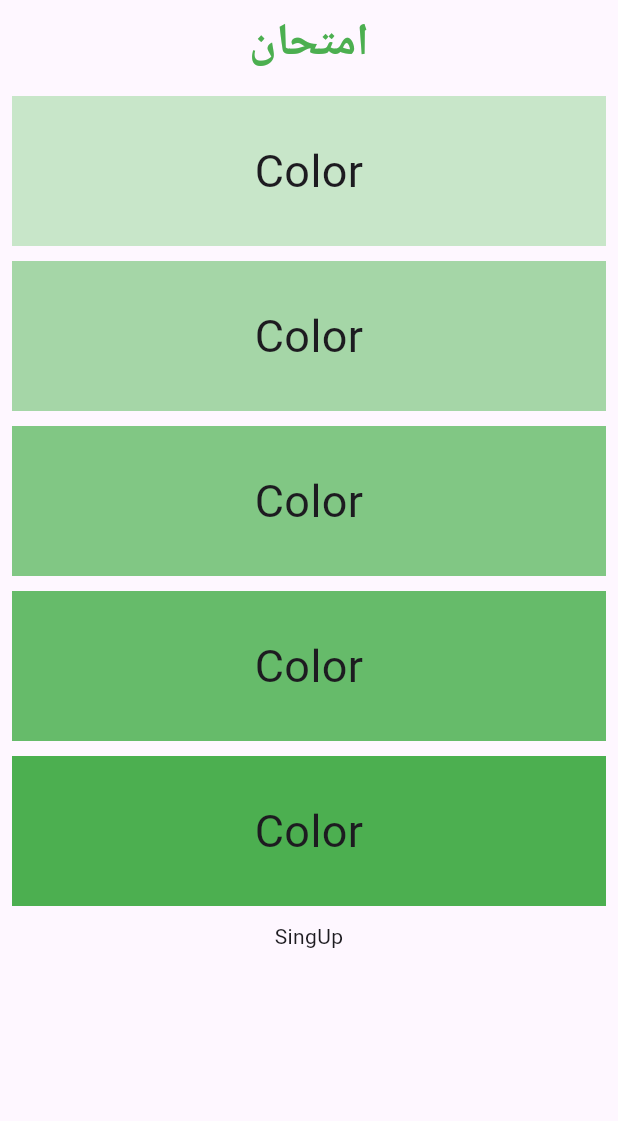
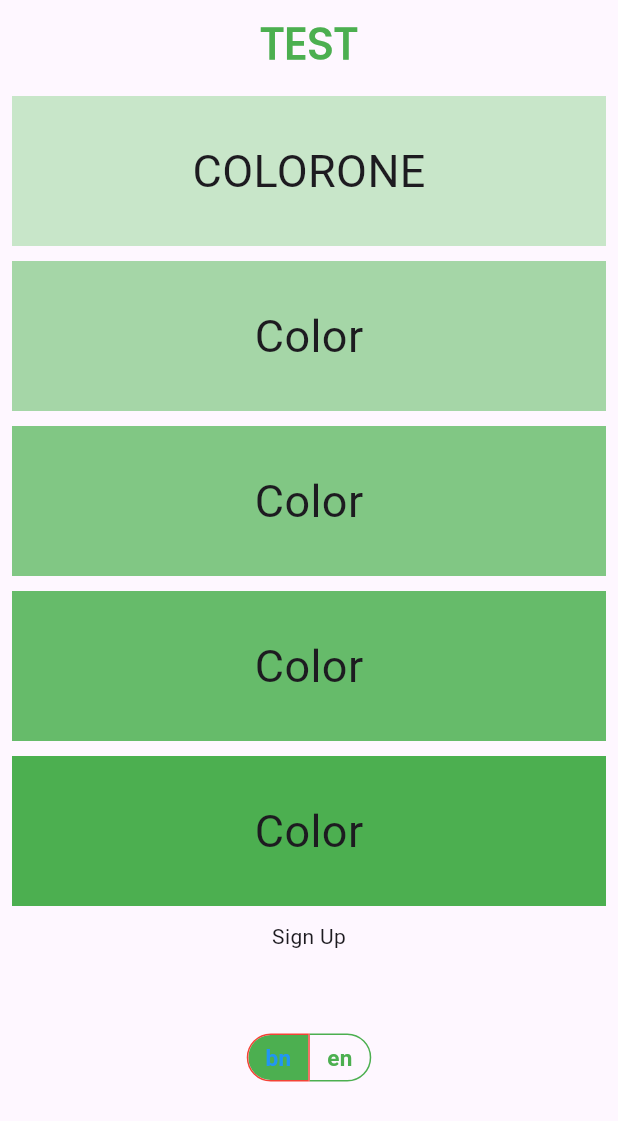
Before and after one commit to RubelJSE/flutter_Project, a Flutter app: the screen it shows after launch, on a phone screen of 412 x 824 dp. Shown: the top 1121 px of the screen. Run offline on Flutter 3.47's test engine with Material 3 defaults, Android fonts, the phone set to English and light mode, and no system bars; our stand-ins replace hive; accounts and stored records are empty; generated files the repository leaves out were written again.

Commit message:
Change Language Using button

```diff
--- a/lib/constants/screenColor.dart
+++ b/lib/constants/screenColor.dart
@@ -1,10 +1,11 @@
 import 'package:flutter/material.dart';
-import 'package:my_flutter_app/constants/button_class.dart';
+import 'package:flutter_gen/gen_l10n/app_localizations.dart';
+import 'package:hive/hive.dart';
 import 'package:my_flutter_app/constants/text_style.dart';
-import 'package:flutter_gen/gen_l10n/app_localizations.dart';
 
+import '../main.dart';
+import 'button_class.dart';
 import 'colorTwo.dart';
-
 class ScreenColor extends StatefulWidget {
   const ScreenColor({super.key});
 
@@ -13,11 +14,13 @@ class ScreenColor extends StatefulWidget {
 }
 
 class _ScreenColorState extends State<ScreenColor> {
+  List<bool> isSelected = [true, false];
+
   @override
   Widget build(BuildContext context) {
     return Scaffold(
       appBar: AppBar(
-          title: Text(AppLocalizations.of(context)?.test??'', style: headingStyle),
+        title: Text(AppLocalizations.of(context)?.test ?? '', style: headingStyle),
         centerTitle: true,
       ),
       body: SingleChildScrollView(
@@ -25,88 +28,92 @@ class _ScreenColorState extends State<ScreenColor> {
           padding: const EdgeInsets.all(8.0),
           child: Column(
             children: [
-                Container(
-                  child: Center(
-                      child: Text(
-                    'Color',
-                    style: TextStyle(fontSize: 30),
-                  )),
-                  height: 100,
-                  width: 400,
-                  color: colorOne,
-                ),
-                SizedBox(
-                  height: 10,
-                ),
-                Container(
-                  child: Center(
-                      child: Text(
-                    'Color',
-                    style: TextStyle(fontSize: 30),
-                  )),
-                  height: 100,
-                  width: 400,
-                  color: colorTwo,
-                ),
-                SizedBox(
-                  height: 10,
-                ),
-                Container(
-                  child: Center(
-                      child: Text(
-                    'Color',
-                    style: TextStyle(fontSize: 30),
-                  )),
-                  height: 100,
-                  width: 400,
-                  color: colorThree,
-                ),
-                SizedBox(
-                  height: 10,
-                ),
-                Container(
-                  child: Center(
-                      child: Text(
-                    'Color',
-                    style: TextStyle(fontSize: 30),
-                  )),
-                  height: 100,
-                  width: 400,
-                  color: colorFour,
-                ),
-                SizedBox(
-                  height: 10,
-                ),
-                Container(
-                  child: Center(
-                      child: Text(
-                    'Color',
-                    style: TextStyle(fontSize: 30),
-                  )),
-                  height: 100,
-                  width: 400,
-                  color: colorFive,
-                ),
-                SizedBox(
-                  height: 10,
-                ),
-                /*Container(
-
-                  child: Center(
-                      child: ButtonClass(title: "Sing Up", onPress: (){
-
-                      },
-                        userName: "Rubel Hossain",
-                      )
-                  ),
-                  height: 50,
-                  width: 400,
-                  color: colorSix,
-                ),*/
-                ButtonClass(title: "SingUp", onPress: (){})
+              _buildColorContainer(context, AppLocalizations.of(context)?.colorOne ?? '', colorOne),
+              const SizedBox(height: 10),
+              _buildColorContainer(context, 'Color', colorTwo),
+              const SizedBox(height: 10),
+              _buildColorContainer(context, 'Color', colorThree),
+              const SizedBox(height: 10),
+              _buildColorContainer(context, 'Color', colorFour),
+              const SizedBox(height: 10),
+              _buildColorContainer(context, 'Color', colorFive),
+              const SizedBox(height: 10),
+              ButtonClass(title: "Sign Up", onPress: () {}),
+              const SizedBox(height: 10),
+              _languageChange(),
             ],
           ),
         ),
-        ));
+      ),
+    );
   }
+
+  Widget _buildColorContainer(BuildContext context, String text, Color color) {
+    return Container(
+      height: 100,
+      width: 400,
+      color: color,
+      child: Center(
+        child: Text(text, style: const TextStyle(fontSize: 30)),
+      ),
+    );
   }
+
+  Widget _languageChange() {
+    return ToggleButtons(
+      focusColor: Colors.deepOrange,
+      color: Colors.green,
+      highlightColor: Colors.blue,
+      borderColor: Colors.green,
+      fillColor: Colors.green,
+      borderWidth: 1,
+      selectedBorderColor: Colors.red,
+      selectedColor: Colors.blue,
+      borderRadius: BorderRadius.circular(50),
+      constraints: const BoxConstraints(
+        minHeight: 30,
+        maxHeight: 50,
+        minWidth: 40,
+      ),
+      onPressed: (int index) {
+        // Toggle the language between Bengali and English
+        String currentLang = Hive.box('langBox').get('langCode');
+        String newLang = currentLang == 'en' ? 'bn' : 'en';
+
+        // Update the language code in the Hive box
+        Hive.box('langBox').put('langCode', newLang);
+
+        // Print debug information
+        debugPrint('Selected language: $newLang');
+
+        // Change the locale using Application.of(context).setLocale
+        Application.of(context).setLocale(Locale(newLang));
+
+        // Update the selected state of the buttons
+        setState(() {
+          for (int i = 0; i < isSelected.length; i++) {
+            isSelected[i] = (newLang == 'bn' && i == 0) || (newLang == 'en' && i == 1);
+          }
+        });
+      },
+      isSelected: isSelected,
+      children: const <Widget>[
+        Padding(
+          padding: EdgeInsets.symmetric(horizontal: 2, vertical: 0),
+          child: Text(
+            'bn',
+            style: TextStyle(fontSize: 15, fontWeight: FontWeight.bold),
+          ),
+        ),
+        Padding(
+          padding: EdgeInsets.symmetric(horizontal: 2, vertical: 0),
+          child: Text(
+            'en',
+            style: TextStyle(fontSize: 15, fontWeight: FontWeight.bold),
+          ),
+        ),
+      ],
+    );
+  }
+
+}
--- a/lib/l10n/app_ar.arb
+++ /dev/null
@@ -1,4 +0,0 @@
-{
-"test":"امتحان"
-
-}
--- a/lib/l10n/app_bn.arb
+++ b/lib/l10n/app_bn.arb
@@ -1,3 +1,4 @@
 {
-"test":"পরীক্ষা"
+"test":"পরীক্ষা",
+"colorOne":"কালার ওয়ান"
 }
--- a/lib/l10n/app_en.arb
+++ b/lib/l10n/app_en.arb
@@ -2,5 +2,9 @@
 "@test":{
 "test":"TEST"
 },
-"test":"TST"
+"test":"TEST",
+"@colorOne":{
+"colorOne":"COLORONE"
+},
+"colorOne":"COLORONE"
 }
--- /dev/null
+++ b/lib/l10n/app_ko.arb
@@ -0,0 +1,4 @@
+{
+"test":"시험",
+"colorOne":"색상 하나"
+}
--- a/lib/main.dart
+++ b/lib/main.dart
@@ -1,46 +1,82 @@
+import 'dart:ui';
 import 'package:flutter/material.dart';
+import 'package:flutter_gen/gen_l10n/app_localizations.dart';
+import 'package:hive/hive.dart';
+import 'package:my_flutter_app/constants/button_class.dart';
 import 'package:my_flutter_app/constants/screenColor.dart';
-import 'package:my_flutter_app/myfirstapp.dart';
-import 'package:my_flutter_app/screen/home_page.dart';
-import 'package:my_flutter_app/screen/home_pagetwo.dart';
-import 'package:flutter_gen/gen_l10n/app_localizations.dart';
+import 'package:my_flutter_app/constants/text_style.dart';
+import 'package:path_provider/path_provider.dart' as pathProvider;
 import 'package:flutter_localizations/flutter_localizations.dart';
 
-void main() {
-  runApp(const MyApp());
+void main() async {
+  WidgetsFlutterBinding.ensureInitialized();
+  var appDocumentDirectory = await pathProvider.getApplicationDocumentsDirectory();
+  Hive.init(appDocumentDirectory.path);
+  if (!Hive.isBoxOpen('langBox')) {
+    await Hive.openBox('langBox');
+  }
+
+  runApp(const Application());
 }
 
-class MyApp extends StatelessWidget {
-  const MyApp({super.key});
+class Application extends StatefulWidget {
+  const Application({super.key});
 
+  @override
+  State<Application> createState() => _ApplicationState();
+
+  // Add this method to access the _ApplicationState
+  static _ApplicationState of(BuildContext context) {
+    return context.findAncestorStateOfType<_ApplicationState>()!;
+  }
+}
+
+class _ApplicationState extends State<Application> {
+  Locale _locale = const Locale('bn');
+
+  @override
+  void initState() {
+    super.initState();
+    initLangLocale();
+  }
+
+  Future<void> initLangLocale() async {
+    if (!Hive.isBoxOpen('langBox')) {
+      await Hive.openBox('langBox');
+    }
+    setState(() {
+      _locale = Locale(Hive.box('langBox').get('langCode', defaultValue: 'en'));
+    });
+  }
+
+  void setLocale(Locale locale) {
+    setState(() {
+      _locale = locale;
+    });
+  }
 
   @override
   Widget build(BuildContext context) {
-    Locale _local = Locale('ar');
-
-
     return MaterialApp(
       debugShowCheckedModeBanner: false,
       title: 'Flutter Demo',
-      locale: _local,
-      localizationsDelegates: const[
+      locale: _locale,
+      localizationsDelegates: const [
         AppLocalizations.delegate,
         GlobalMaterialLocalizations.delegate,
         GlobalWidgetsLocalizations.delegate,
         GlobalCupertinoLocalizations.delegate,
-
       ],
       supportedLocales: const [
         Locale('bn'),
         Locale('en'),
-        Locale('ar')
+        Locale('ko'),
       ],
       theme: ThemeData(
-
         colorScheme: ColorScheme.fromSeed(seedColor: Colors.deepPurple),
         useMaterial3: true,
       ),
-      home: const ScreenColor(),
+      home: ScreenColor(),
     );
   }
 }
```
Also changed, not shown: pubspec.yaml (+6 -1 lines), pubspec.lock, 2 other files. Lines whose indentation alone changed are shown as unchanged.
